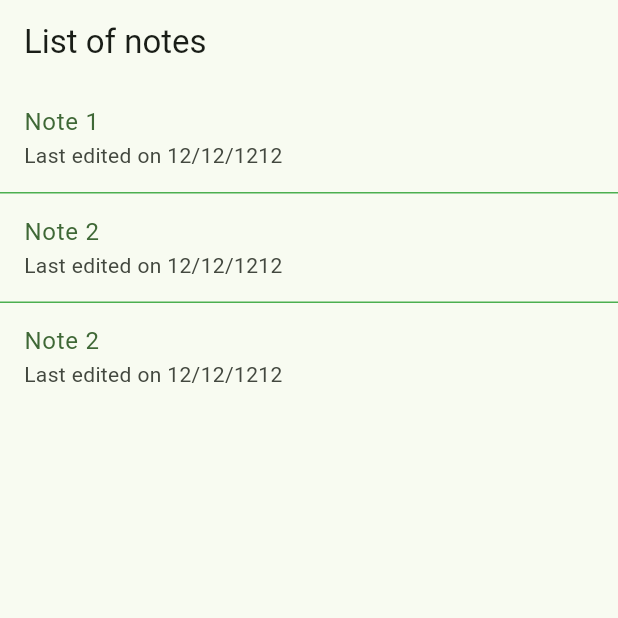
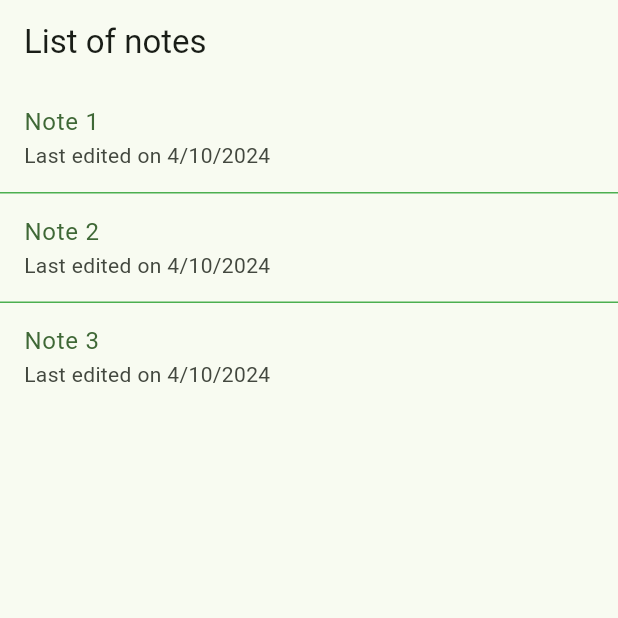
Before and after one commit to afisuyussuf/flutter-res-api-23-nov.-2019, a Flutter app: the screen it shows after launch, on a phone screen of 412 x 824 dp, the top half of it. Run offline on Flutter 3.47's test engine with Material 3 defaults, Android fonts, the phone set to English and light mode, and no system bars; our stand-ins replace get_it.

Commit message:
Service Locator and Services with GetIt | Consuming a REST API in Flutter | Part 2

```diff
--- a/lib/main.dart
+++ b/lib/main.dart
@@ -1,40 +1,30 @@
 import 'package:flutter/material.dart';
+import 'package:get_it/get_it.dart';
+import 'package:rest_api/services/notes_service.dart';
 import 'package:rest_api/views/note_list.dart';
 
+void setupLocator() {
+  GetIt.I.registerLazySingleton(() => NotesService());
+}
+
 void main() {
+  setupLocator();
   runApp(const MyApp());
 }
 
 class MyApp extends StatelessWidget {
   const MyApp({super.key});
-
-  // This widget is the root of your application.
   @override
   Widget build(BuildContext context) {
     return MaterialApp(
       title: 'Flutter Demo',
       debugShowCheckedModeBanner: false,
       theme: ThemeData(
-        // This is the theme of your application.
-        //
-        // TRY THIS: Try running your application with "flutter run". You'll see
-        // the application has a purple toolbar. Then, without quitting the app,
-        // try changing the seedColor in the colorScheme below to Colors.green
-        // and then invoke "hot reload" (save your changes or press the "hot
-        // reload" button in a Flutter-supported IDE, or press "r" if you used
-        // the command line to start the app).
-        //
-        // Notice that the counter didn't reset back to zero; the application
-        // state is not lost during the reload. To reset the state, use hot
-        // restart instead.
-        //
-        // This works for code too, not just values: Most code changes can be
-        // tested with just a hot reload.
         colorScheme: ColorScheme.fromSeed(
             seedColor: const Color.fromARGB(255, 21, 209, 21)),
         //useMaterial3: true,
       ),
-      home: NoteList(),
+      home: const NoteList(),
     );
   }
 }
--- a/lib/models/note_for_listing.dart
+++ b/lib/models/note_for_listing.dart
@@ -1,13 +1,15 @@
+// Utilisez ? pour indiquer que la valeur peut être nulle
+
 class NoteForListing {
-  String noteID;
-  String noteTitle;
-  String createDataTime;
-  String lastesEditDataTime;
+  final String noteID;
+  final String noteTitle;
+  final DateTime? createDateTime;
+  final DateTime? latestEditDateTime;
 
   NoteForListing({
     required this.noteID,
     required this.noteTitle,
-    required this.createDataTime,
-    required this.lastesEditDataTime,
+    required this.createDateTime,
+    required this.latestEditDateTime,
   });
 }
--- /dev/null
+++ b/lib/services/notes_service.dart
@@ -0,0 +1,23 @@
+import 'package:rest_api/models/note_for_listing.dart';
+
+class NotesService {
+  List<NoteForListing> getNotesList() {
+    return [
+      NoteForListing(
+          noteID: "1",
+          createDateTime: DateTime.now(),
+          latestEditDateTime: DateTime.now(),
+          noteTitle: "Note 1"),
+      NoteForListing(
+          noteID: "2",
+          createDateTime: DateTime.now(),
+          latestEditDateTime: DateTime.now(),
+          noteTitle: "Note 2"),
+      NoteForListing(
+          noteID: "3",
+          createDateTime: DateTime.now(),
+          latestEditDateTime: DateTime.now(),
+          noteTitle: "Note 3"),
+    ];
+  }
+}
--- a/lib/views/note_delete.dart
+++ b/lib/views/note_delete.dart
@@ -6,17 +6,17 @@ class NoteDelete extends StatelessWidget {
   @override
   Widget build(BuildContext context) {
     return AlertDialog(
-      title: Text('Warning'),
-      content: Text('Are you sure you want to delete this note?'),
+      title: const Text('Warning'),
+      content: const Text('Are you sure you want to delete this note?'),
       actions: [
         ElevatedButton(
-          child: Text('Yes'),
+          child: const Text('Yes'),
           onPressed: () {
             Navigator.of(context).pop(true);
           },
         ),
         ElevatedButton(
-          child: Text('No'),
+          child: const Text('No'),
           onPressed: () {
             Navigator.of(context).pop(false);
           },
--- a/lib/views/note_list.dart
+++ b/lib/views/note_list.dart
@@ -1,50 +1,53 @@
 import 'package:flutter/material.dart';
+import 'package:get_it/get_it.dart';
 import 'package:rest_api/models/note_for_listing.dart';
+import 'package:rest_api/services/notes_service.dart';
 import 'package:rest_api/views/note_delete.dart';
 import 'package:rest_api/views/note_modify.dart';
 
-class NoteList extends StatelessWidget {
-  // variables et data de pour la liste
-  final notes = [
-    NoteForListing(
-      noteID: "1",
-      noteTitle: "Note 1",
-      createDataTime: "12/02/2021",
-      lastesEditDataTime: "25/03/2021",
-    ),
-    NoteForListing(
-      noteID: "1",
-      noteTitle: "Note 2",
-      createDataTime: "12/02/2021",
-      lastesEditDataTime: "25/03/2021",
-    ),
-    NoteForListing(
-      noteID: "1",
-      noteTitle: "Note 2",
-      createDataTime: "12/02/2021",
-      lastesEditDataTime: "25/03/2021",
-    ),
-  ];
-  // format de date time JOUR/MOIS/ANNNEE
-  formatDateTime(DateTime dateTime) {
+class NoteList extends StatefulWidget {
+  const NoteList({super.key});
+
+  @override
+  // ignore: library_private_types_in_public_api
+  _NoteListState createState() => _NoteListState();
+}
+
+class _NoteListState extends State<NoteList> {
+  //API get_it^3.0.3 dependencies
+  NotesService get service => GetIt.I<NotesService>();
+
+  //call list api
+  List<NoteForListing> notes = [];
+
+  //format de dateTime
+  String formatDateTime(DateTime? dateTime) {
+    if (dateTime == null) return 'No date available';
     return '${dateTime.day}/${dateTime.month}/${dateTime.year}';
+  }
+
+  @override
+  void initState() {
+    notes = service.getNotesList();
+    super.initState();
   }
 
   @override
   Widget build(BuildContext context) {
     return Scaffold(
-      appBar: AppBar(title: Text('List of notes')),
+      appBar: AppBar(title: const Text('List of notes')),
       floatingActionButton: FloatingActionButton(
         onPressed: () {
           Navigator.of(context).push(MaterialPageRoute(
-              builder: (_) => NoteModify(
+              builder: (_) => const NoteModify(
                     noteID: '',
                   )));
         },
-        child: Icon(Icons.add),
+        child: const Icon(Icons.add),
       ),
       body: ListView.separated(
-        separatorBuilder: (_, __) => Divider(height: 1, color: Colors.green),
+        separatorBuilder: (_, __) =>
+            const Divider(height: 1, color: Colors.green),
         itemBuilder: (_, index) {
           return Dismissible(
             key: ValueKey(notes[index].noteID),
@@ -52,16 +55,16 @@ class NoteList extends StatelessWidget {
             onDismissed: (direction) {},
             confirmDismiss: (direction) async {
               final result = await showDialog(
-                  context: context, builder: (_) => NoteDelete());
-              print(result);
+                  context: context, builder: (_) => const NoteDelete());
+              //print(result);
               return result;
             },
             background: Container(
               color: Colors.red,
-              padding: EdgeInsets.only(left: 16),
-              child: Align(
+              padding: const EdgeInsets.only(left: 16),
+              child: const Align(
+                alignment: Alignment.centerLeft,
                 child: Icon(Icons.delete, color: Colors.white),
-                alignment: Alignment.centerLeft,
               ),
             ),
             child: ListTile(
@@ -69,8 +72,9 @@ class NoteList extends StatelessWidget {
                 notes[index].noteTitle,
                 style: TextStyle(color: Theme.of(context).primaryColor),
               ),
-              //${formatDateTime(notes[index].lastesEditDataTime as DateTime)}
-              subtitle: Text('Last edited on 12/12/1212'),
+              subtitle: Text(
+                'Last edited on ${formatDateTime(notes[index].latestEditDateTime ?? DateTime.now())}',
+              ),
               onTap: () {
                 Navigator.of(context).push(MaterialPageRoute(
                     builder: (_) => NoteModify(noteID: notes[index].noteID)));
--- a/lib/views/note_modify.dart
+++ b/lib/views/note_modify.dart
@@ -5,7 +5,7 @@ class NoteModify extends StatelessWidget {
   final String noteID;
   // ignore: unnecessary_null_comparison
   bool get isEditing => noteID != null;
-  NoteModify({required this.noteID});
+  const NoteModify({super.key, required this.noteID});
 
   @override
   Widget build(BuildContext context) {
@@ -15,13 +15,13 @@ class NoteModify extends StatelessWidget {
         padding: const EdgeInsets.all(12.0),
         child: Column(
           children: [
-            TextField(
+            const TextField(
               decoration: InputDecoration(
                 hintText: 'Note title',
               ),
             ),
             Container(height: 8),
-            TextField(
+            const TextField(
               decoration: InputDecoration(
                 hintText: 'Note content',
               ),
@@ -31,7 +31,8 @@ class NoteModify extends StatelessWidget {
               width: double.infinity,
               height: 35,
               child: ElevatedButton(
-                child: Text('Submit', style: TextStyle(color: Colors.amber)),
+                child:
+                    const Text('Submit', style: TextStyle(color: Colors.amber)),
                 onPressed: () {},
               ),
             ),
--- a/pubspec.yaml
+++ b/pubspec.yaml
@@ -34,6 +34,7 @@ dependencies:
   # The following adds the Cupertino Icons font to your application.
   # Use with the CupertinoIcons class for iOS style icons.
   cupertino_icons: ^1.0.8
+  get_it: ^8.0.0
 
 dev_dependencies:
   flutter_test:
```
Also changed, not shown: pubspec.lock.
